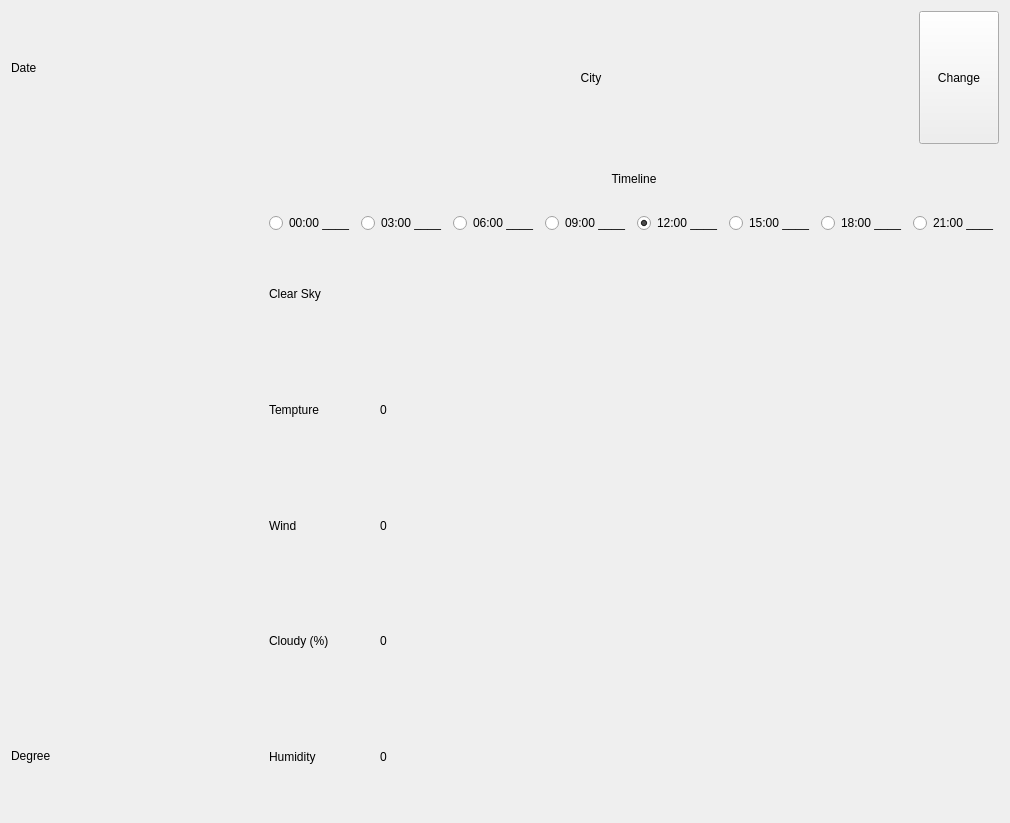
Qt form src/mainwindow.ui (virtualbugs/OrangeCloud) before a commit.
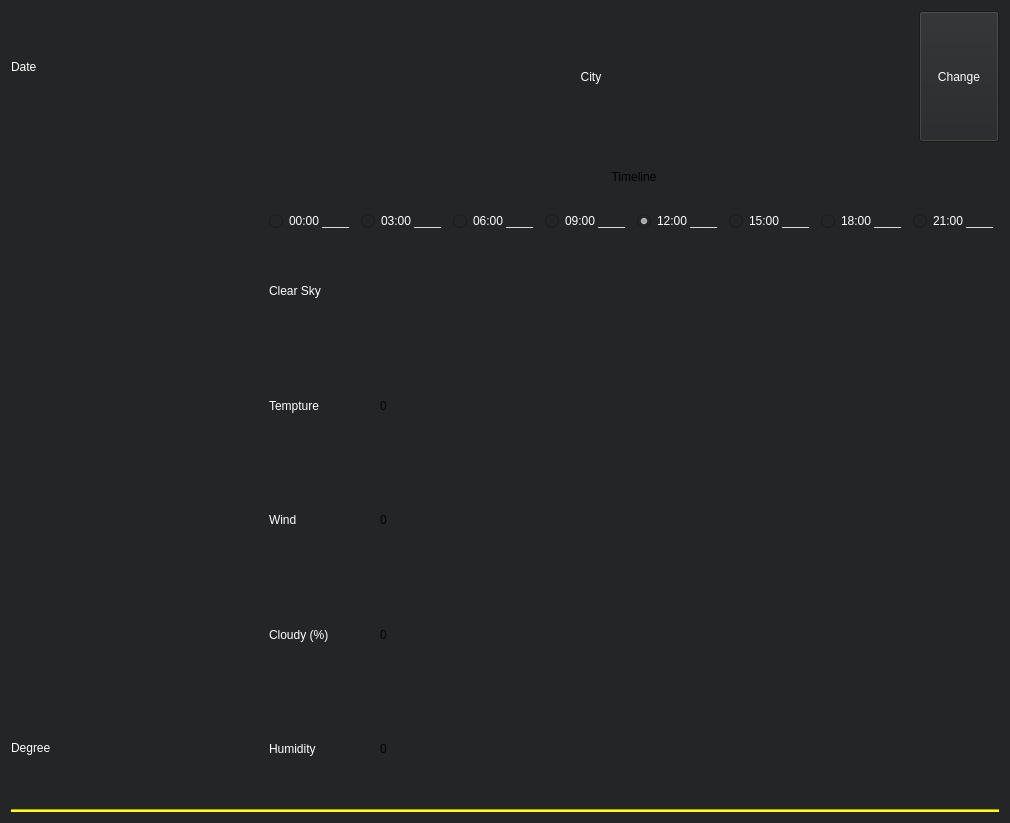
The same form after that commit.

Commit message: Dark Theme is applied to UI

What changed in the file:
```diff
--- a/src/mainwindow.ui
+++ b/src/mainwindow.ui
@@ -13,13 +13,19 @@
   <property name="windowTitle">
    <string>Form</string>
   </property>
-  <layout class="QVBoxLayout" name="verticalLayout" stretch="3,2">
+  <property name="styleSheet">
+   <string notr="true">background-color: rgb(36, 37, 38);</string>
+  </property>
+  <layout class="QVBoxLayout" name="verticalLayout" stretch="3,0,2">
    <item>
     <layout class="QHBoxLayout" name="hlayout_top" stretch="2,3">
      <item>
       <layout class="QVBoxLayout" name="vlayout_today" stretch="1,5,1">
        <item>
         <widget class="QLabel" name="today_date">
+         <property name="styleSheet">
+          <string notr="true">color: rgb(255, 255, 255)</string>
+         </property>
          <property name="text">
           <string>Date</string>
          </property>
@@ -34,6 +40,9 @@
        </item>
        <item>
         <widget class="QLabel" name="today_degree">
+         <property name="styleSheet">
+          <string notr="true">color: rgb(255, 255, 255)</string>
+         </property>
          <property name="text">
           <string>Degree</string>
          </property>
@@ -48,7 +57,8 @@
          <item>
           <widget class="QLabel" name="city">
            <property name="styleSheet">
-            <string notr="true">font: 25pt &quot;Sans Serif&quot;;</string>
+            <string notr="true">font: 25pt &quot;Sans Serif&quot;;
+color: rgb(255, 255, 255)</string>
            </property>
            <property name="text">
             <string>City</string>
@@ -68,6 +78,9 @@
                <verstretch>0</verstretch>
               </sizepolicy>
              </property>
+             <property name="styleSheet">
+              <string notr="true">color: rgb(255, 255, 255)</string>
+             </property>
              <property name="text">
               <string>Change</string>
              </property>
@@ -93,6 +106,9 @@
           <layout class="QHBoxLayout" name="hlayout_timelineboxes">
            <item>
             <widget class="QRadioButton" name="time_00_00">
+             <property name="styleSheet">
+              <string notr="true">color: rgb(255, 255, 255)</string>
+             </property>
              <property name="text">
               <string>00:00 ____</string>
              </property>
@@ -100,6 +116,9 @@
            </item>
            <item>
             <widget class="QRadioButton" name="time_03_00">
+             <property name="styleSheet">
+              <string notr="true">color: rgb(255, 255, 255)</string>
+             </property>
              <property name="text">
               <string>03:00 ____</string>
              </property>
@@ -107,6 +126,9 @@
            </item>
            <item>
             <widget class="QRadioButton" name="time_06_00">
+             <property name="styleSheet">
+              <string notr="true">color: rgb(255, 255, 255)</string>
+             </property>
              <property name="text">
               <string>06:00 ____</string>
              </property>
@@ -114,6 +136,9 @@
            </item>
            <item>
             <widget class="QRadioButton" name="time_09_00">
+             <property name="styleSheet">
+              <string notr="true">color: rgb(255, 255, 255)</string>
+             </property>
              <property name="text">
               <string>09:00 ____</string>
              </property>
@@ -121,6 +146,9 @@
            </item>
            <item>
             <widget class="QRadioButton" name="time_12_00">
+             <property name="styleSheet">
+              <string notr="true">color: rgb(255, 255, 255)</string>
+             </property>
              <property name="text">
               <string>12:00 ____</string>
              </property>
@@ -131,6 +159,9 @@
            </item>
            <item>
             <widget class="QRadioButton" name="time_15_00">
+             <property name="styleSheet">
+              <string notr="true">color: rgb(255, 255, 255)</string>
+             </property>
              <property name="text">
               <string>15:00 ____</string>
              </property>
@@ -138,6 +169,9 @@
            </item>
            <item>
             <widget class="QRadioButton" name="time_18_00">
+             <property name="styleSheet">
+              <string notr="true">color: rgb(255, 255, 255)</string>
+             </property>
              <property name="text">
               <string>18:00 ____</string>
              </property>
@@ -145,6 +179,9 @@
            </item>
            <item>
             <widget class="QRadioButton" name="time_21_00">
+             <property name="styleSheet">
+              <string notr="true">color: rgb(255, 255, 255)</string>
+             </property>
              <property name="text">
               <string>21:00 ____</string>
              </property>
@@ -159,7 +196,8 @@
              <item>
               <widget class="QLabel" name="selected_hour_weather_info">
                <property name="styleSheet">
-                <string notr="true">font: 18pt &quot;Sans Serif&quot;;</string>
+                <string notr="true">font: 18pt &quot;Sans Serif&quot;;
+color: rgb(255, 255, 255)</string>
                </property>
                <property name="text">
                 <string>Clear Sky</string>
@@ -171,7 +209,8 @@
                <item>
                 <widget class="QLabel" name="label_7">
                  <property name="styleSheet">
-                  <string notr="true">font: 12pt &quot;Sans Serif&quot;;</string>
+                  <string notr="true">font: 12pt &quot;Sans Serif&quot;;
+color: rgb(255, 255, 255)</string>
                  </property>
                  <property name="text">
                   <string>Tempture </string>
@@ -208,7 +247,8 @@
                <item>
                 <widget class="QLabel" name="label_7">
                  <property name="styleSheet">
-                  <string notr="true">font: 12pt &quot;Sans Serif&quot;;</string>
+                  <string notr="true">font: 12pt &quot;Sans Serif&quot;;
+color: rgb(255, 255, 255)</string>
                  </property>
                  <property name="text">
                   <string>Wind </string>
@@ -245,7 +285,8 @@
                <item>
                 <widget class="QLabel" name="label_7">
                  <property name="styleSheet">
-                  <string notr="true">font: 12pt &quot;Sans Serif&quot;;</string>
+                  <string notr="true">font: 12pt &quot;Sans Serif&quot;;
+color: rgb(255, 255, 255)</string>
                  </property>
                  <property name="text">
                   <string>Cloudy (%) </string>
@@ -282,7 +323,8 @@
                <item>
                 <widget class="QLabel" name="label_7">
                  <property name="styleSheet">
-                  <string notr="true">font: 12pt &quot;Sans Serif&quot;;</string>
+                  <string notr="true">font: 12pt &quot;Sans Serif&quot;;
+color: rgb(255, 255, 255)</string>
                  </property>
                  <property name="text">
                   <string>Humidity </string>
@@ -331,6 +373,17 @@
      </item>
     </layout>
    </item>
+   <item>
+    <widget class="Line" name="line">
+     <property name="styleSheet">
+      <string notr="true">background-color: rgb(255, 255, 0);
+color: rgb(255, 0, 0)</string>
+     </property>
+     <property name="orientation">
+      <enum>Qt::Horizontal</enum>
+     </property>
+    </widget>
+   </item>
    <item>
     <layout class="QHBoxLayout" name="hlayout_days">
      <item>
```
Left out of the diff: 6 changed lines with no effect on the pictures. The commit also changes 1 other file.
